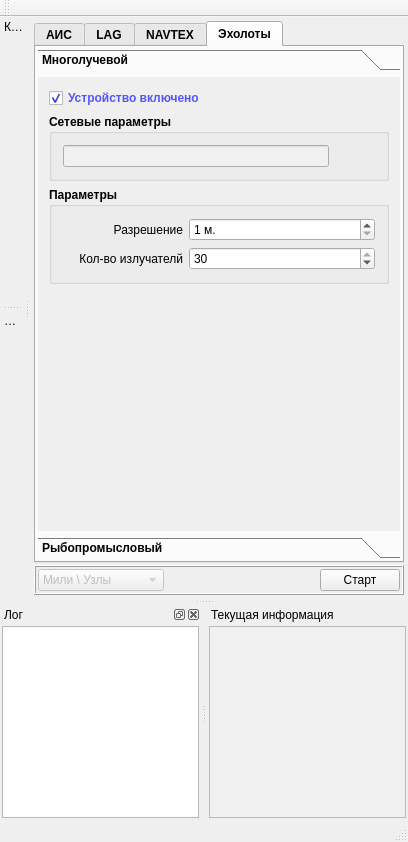
First picture: the form in Emulator_test/mainwindow.ui, repository breton75/R_Card_test, before the edit.
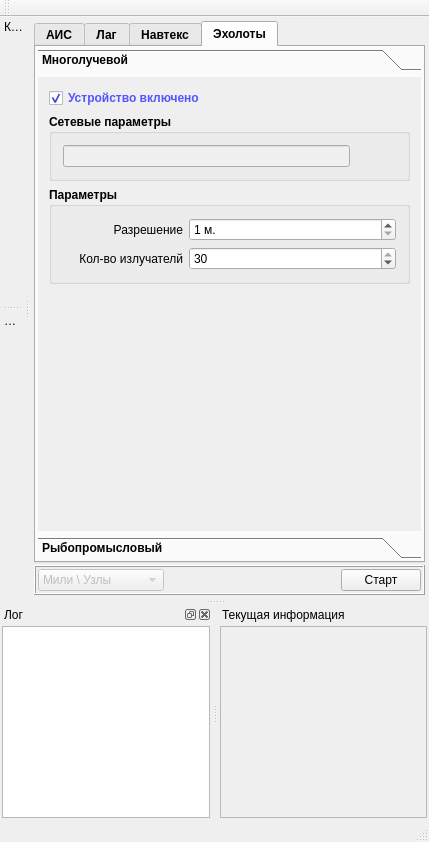
Second picture: the form after the edit. The open tabs and pages were chosen to show the change. Icons and pictures are not drawn. Custom widgets are drawn as their Qt base class.

The edit to the form file:
```diff
--- a/Emulator_test/mainwindow.ui
+++ b/Emulator_test/mainwindow.ui
@@ -6,7 +6,7 @@
    <rect>
     <x>0</x>
     <y>0</y>
-    <width>408</width>
+    <width>429</width>
     <height>842</height>
    </rect>
   </property>
@@ -714,7 +714,7 @@
          </widget>
          <widget class="QWidget" name="tabLAG">
           <attribute name="title">
-           <string>LAG</string>
+           <string>Лаг</string>
           </attribute>
           <layout class="QVBoxLayout" name="verticalLayout_17">
            <property name="leftMargin">
@@ -1176,7 +1176,7 @@
          </widget>
          <widget class="QWidget" name="tabNAVTEX">
           <attribute name="title">
-           <string>NAVTEX</string>
+           <string>Навтекс</string>
           </attribute>
           <layout class="QVBoxLayout" name="verticalLayout_10">
            <property name="leftMargin">
@@ -1785,8 +1785,8 @@
                <rect>
                 <x>0</x>
                 <y>0</y>
-                <width>306</width>
-                <height>441</height>
+                <width>221</width>
+                <height>196</height>
                </rect>
               </property>
               <attribute name="label">
```
Left out of the diff: 71 changed lines with no effect on the pictures.
